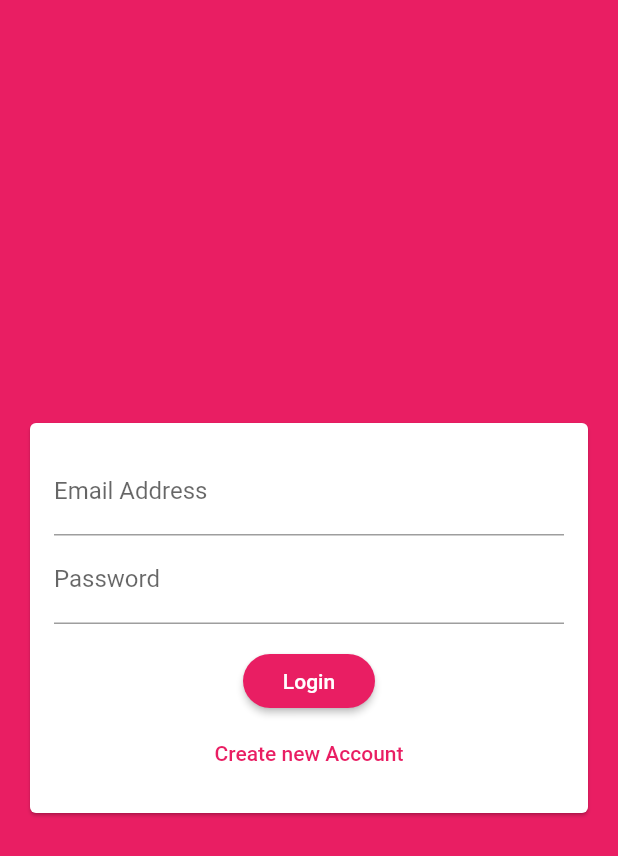
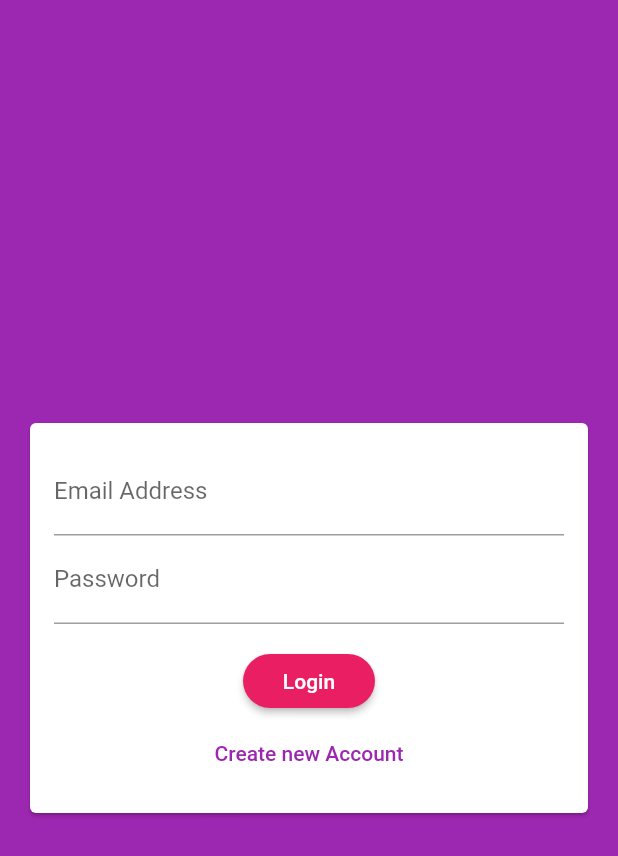
Before and after one commit to rharshitaaa21/batcheet, a Flutter app: the screen it shows after launch, on a phone screen of 412 x 824 dp. Shown: the top 856 px of the screen. Run offline on Flutter 3.47's test engine with Material 2 defaults, Android fonts, the phone set to English and light mode, and no system bars; our stand-ins replace cloud_firestore, firebase_auth, fluttertoast; missing offline and left inert: dart:html; accounts and stored records are empty.

Commit message:
Updated Changes
Changed the colour

```diff
--- a/lib/main.dart
+++ b/lib/main.dart
@@ -14,7 +14,7 @@ class MyApp extends StatelessWidget {
     return MaterialApp(
       title: 'Flutter Demo',
       theme: ThemeData(
-          primarySwatch: Colors.pink,
+          primarySwatch: Colors.purple,
           backgroundColor: Colors.pink,
           accentColor: Colors.deepPurple,
           accentColorBrightness: Brightness.dark,
```
